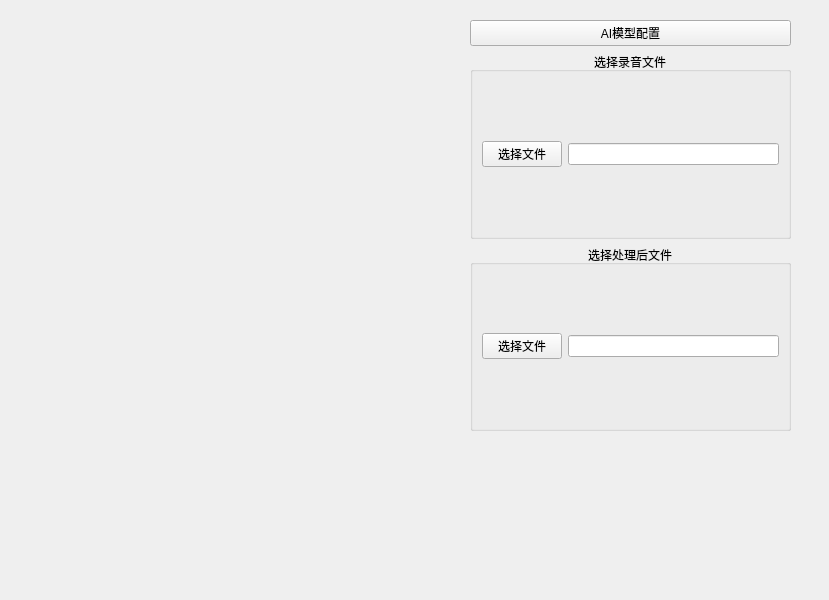
Qt form AIKTVUI.ui (AIKTV/ProjectUI) before a commit.
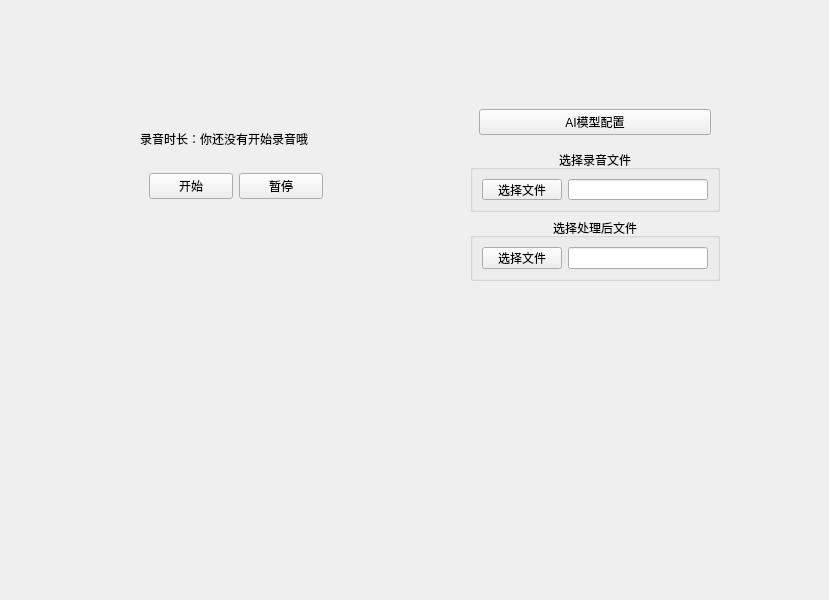
The same form after that commit.

Commit message: ui update record display module config button module address config module

What changed in the file:
```diff
--- a/AIKTVUI.ui
+++ b/AIKTVUI.ui
@@ -2,6 +2,9 @@
 <ui version="4.0">
  <class>MainWindow</class>
  <widget class="QMainWindow" name="MainWindow">
+  <property name="enabled">
+   <bool>true</bool>
+  </property>
   <property name="geometry">
    <rect>
     <x>0</x>
@@ -30,17 +33,23 @@
     <property name="geometry">
      <rect>
       <x>470</x>
-      <y>20</y>
-      <width>321</width>
-      <height>411</height>
+      <y>100</y>
+      <width>250</width>
+      <height>181</height>
      </rect>
     </property>
     <layout class="QVBoxLayout" name="verticalLayout_2">
      <item>
-      <widget class="QPushButton" name="configButton">
-       <property name="text">
-        <string>AI模型配置</string>
-       </property>
+      <widget class="QWidget" name="widget_3" native="true">
+       <layout class="QHBoxLayout" name="horizontalLayout_4">
+        <item>
+         <widget class="QPushButton" name="configButton">
+          <property name="text">
+           <string>AI模型配置</string>
+          </property>
+         </widget>
+        </item>
+       </layout>
       </widget>
      </item>
      <item>
@@ -101,6 +110,52 @@
      </item>
     </layout>
    </widget>
+   <widget class="QWidget" name="recordWidget" native="true">
+    <property name="geometry">
+     <rect>
+      <x>140</x>
+      <y>120</y>
+      <width>192</width>
+      <height>131</height>
+     </rect>
+    </property>
+    <layout class="QVBoxLayout" name="verticalLayout">
+     <item>
+      <widget class="QLabel" name="recordTimeDisplay">
+       <property name="text">
+        <string>录音时长：你还没有开始录音哦</string>
+       </property>
+      </widget>
+     </item>
+     <item>
+      <widget class="QWidget" name="recordButtonWidget" native="true">
+       <layout class="QHBoxLayout" name="horizontalLayout_3">
+        <item>
+         <widget class="QPushButton" name="recordButton">
+          <property name="text">
+           <string>开始</string>
+          </property>
+         </widget>
+        </item>
+        <item>
+         <widget class="QPushButton" name="pauseRecordButton">
+          <property name="text">
+           <string>暂停</string>
+          </property>
+         </widget>
+        </item>
+       </layout>
+      </widget>
+     </item>
+     <item>
+      <widget class="QLabel" name="recordOutputDisplay">
+       <property name="text">
+        <string/>
+       </property>
+      </widget>
+     </item>
+    </layout>
+   </widget>
   </widget>
  </widget>
  <resources/>
```
Left out of the diff: 2 changed lines with no effect on the pictures. The commit also changes 1 other file.
